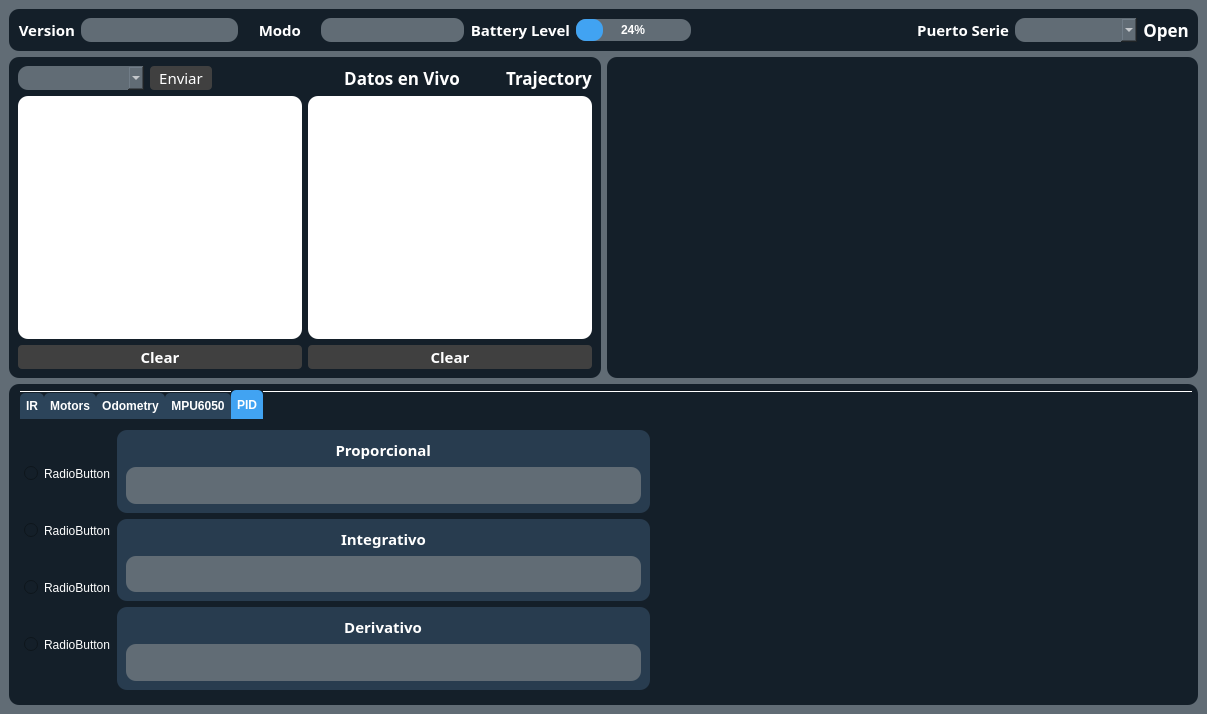
Before: the Qt Designer form Qt-UI-SBR/qtuisbr.ui in mayeragustin/Qt-UI-SBR, drawn with Qt 5.
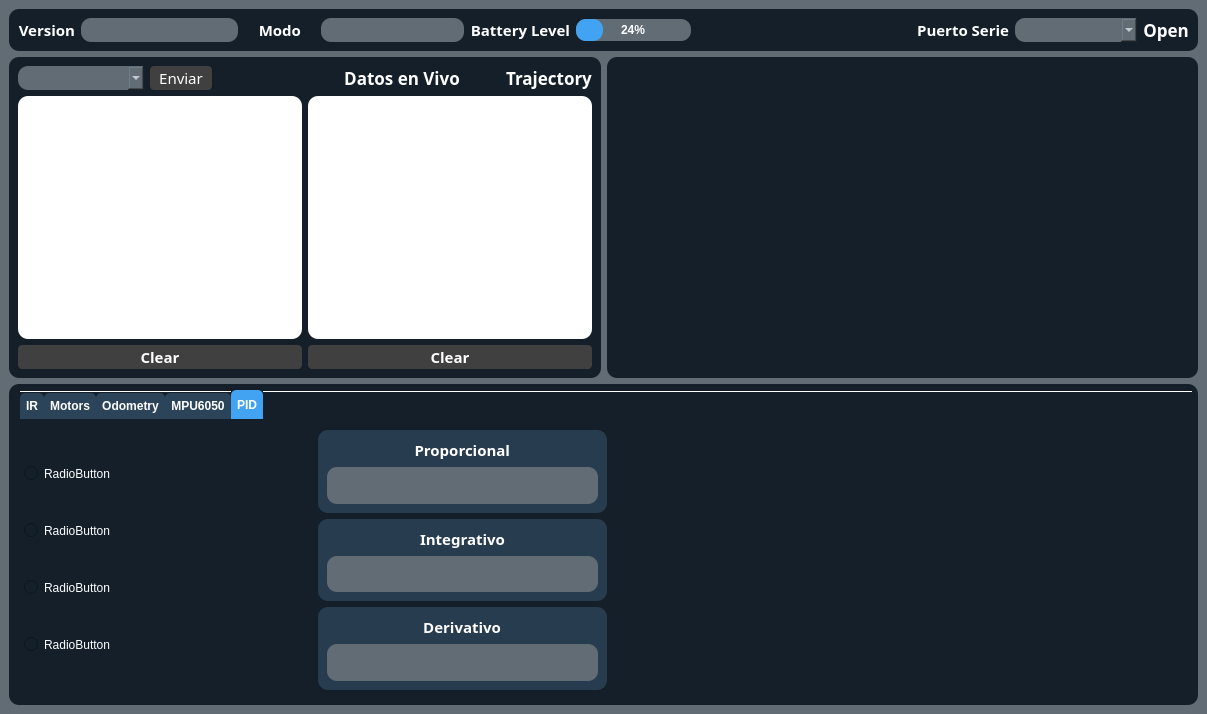
After: the same form once the commit is applied. The open tabs and pages were chosen to show the change. Icons and pictures are not drawn.

Diff of the .ui file:
```diff
--- a/Qt-UI-SBR/qtuisbr.ui
+++ b/Qt-UI-SBR/qtuisbr.ui
@@ -3007,7 +3007,9 @@
            <string>PID</string>
           </attribute>
           <layout class="QGridLayout" name="gridLayout_22">
-           <item row="0" column="0" rowspan="3">
+           <item row="0" column="0">
+            <layout class="QHBoxLayout" name="horizontalLayout_15" stretch="1,1,2,4">
+             <item>
             <layout class="QVBoxLayout" name="verticalLayout_5">
              <item>
               <widget class="QRadioButton" name="radioButton">
@@ -3039,7 +3041,22 @@
              </item>
             </layout>
            </item>
-           <item row="0" column="1">
+             <item>
+              <spacer name="horizontalSpacer_6">
+               <property name="orientation">
+                <enum>Qt::Orientation::Horizontal</enum>
+               </property>
+               <property name="sizeHint" stdset="0">
+                <size>
+                 <width>40</width>
+                 <height>20</height>
+                </size>
+               </property>
+              </spacer>
+             </item>
+             <item>
+              <layout class="QVBoxLayout" name="verticalLayout_9">
+               <item>
             <widget class="QFrame" name="frame_17">
              <property name="styleSheet">
               <string notr="true">background-color: rgb(40, 60, 79);</string>
@@ -3102,20 +3119,7 @@
              </layout>
             </widget>
            </item>
-           <item row="0" column="2">
-            <spacer name="horizontalSpacer_3">
-             <property name="orientation">
-              <enum>Qt::Orientation::Horizontal</enum>
-             </property>
-             <property name="sizeHint" stdset="0">
-              <size>
-               <width>526</width>
-               <height>20</height>
-              </size>
-             </property>
-            </spacer>
-           </item>
-           <item row="1" column="1">
+               <item>
             <widget class="QFrame" name="frame_18">
              <property name="styleSheet">
               <string notr="true">background-color: rgb(40, 60, 79);</string>
@@ -3178,20 +3182,7 @@
              </layout>
             </widget>
            </item>
-           <item row="1" column="2">
-            <spacer name="horizontalSpacer_4">
-             <property name="orientation">
-              <enum>Qt::Orientation::Horizontal</enum>
-             </property>
-             <property name="sizeHint" stdset="0">
-              <size>
-               <width>526</width>
-               <height>20</height>
-              </size>
-             </property>
-            </spacer>
-           </item>
-           <item row="2" column="1">
+               <item>
             <widget class="QFrame" name="frame_19">
              <property name="styleSheet">
               <string notr="true">background-color: rgb(40, 60, 79);</string>
@@ -3254,8 +3245,10 @@
              </layout>
             </widget>
            </item>
-           <item row="2" column="2">
-            <spacer name="horizontalSpacer_5">
+              </layout>
+             </item>
+             <item>
+              <spacer name="horizontalSpacer_4">
              <property name="orientation">
               <enum>Qt::Orientation::Horizontal</enum>
              </property>
@@ -3268,6 +3261,8 @@
             </spacer>
            </item>
           </layout>
+           </item>
+          </layout>
          </widget>
         </widget>
        </item>
```
Left out of the diff: 22 changed lines with no effect on the pictures. Lines whose indentation alone changed are shown as unchanged.
